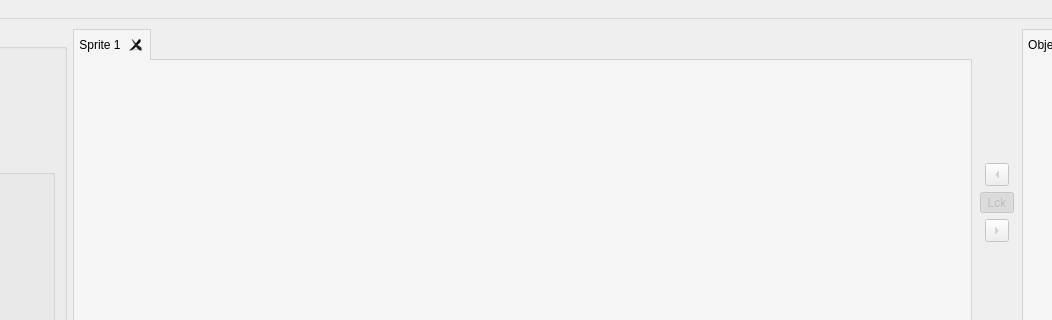
Old version of the form editor_app/gui/main_window.ui in the repository danielmeinert/objectcreator; both pictures show x 247 to 1299 and y 0 to 320 of the 1400 by 661 pixel window.
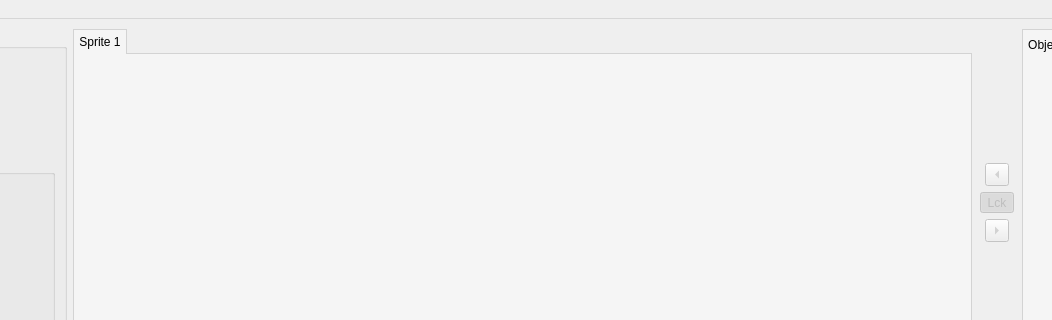
New version of the form.

Commit message: work on sprite tabs + object import errors

The edit to the form file:
```diff
--- a/editor_app/gui/main_window.ui
+++ b/editor_app/gui/main_window.ui
@@ -62,6 +62,9 @@
       <property name="tabPosition">
        <enum>QTabWidget::North</enum>
       </property>
+      <property name="tabShape">
+       <enum>QTabWidget::Rounded</enum>
+      </property>
       <property name="currentIndex">
        <number>0</number>
       </property>
@@ -69,7 +72,7 @@
        <bool>false</bool>
       </property>
       <property name="tabsClosable">
-       <bool>true</bool>
+       <bool>false</bool>
       </property>
       <property name="movable">
        <bool>false</bool>
```
Left out of the diff: 6 changed lines with no effect on the pictures. The commit also changes 4 other files.
